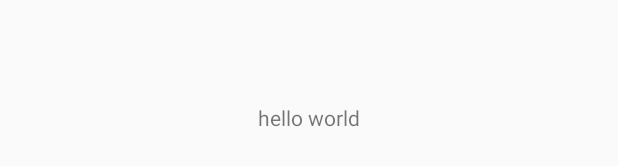
After one commit to linsir6/JD-shopping-mall, an Android app: the layout activity_login.xml on its own in the app's theme, with its tools: preview values and no code run, on a phone screen of 412 x 824 dp. The commit adds this screen. Shown: the part 500-666 px from the top of the screen. Run offline under Robolectric (Android 15) with nearby library versions, the phone set to English and light mode, and no system bars.

Commit message:
🚧 工作过程中: 增加BaseActivity

```diff
--- a/app/src/main/AndroidManifest.xml
+++ b/app/src/main/AndroidManifest.xml
@@ -9,13 +9,17 @@
         android:roundIcon="@mipmap/ic_launcher_round"
         android:supportsRtl="true"
         android:theme="@style/AppTheme">
-        <activity android:name=".MainActivity">
+
+        <activity android:name=".ui.activity.LoginActivity">
             <intent-filter>
                 <action android:name="android.intent.action.MAIN" />
 
                 <category android:name="android.intent.category.LAUNCHER" />
             </intent-filter>
         </activity>
+
+
+
     </application>
 
 </manifest>
--- /dev/null
+++ b/app/src/main/res/layout/activity_login.xml
@@ -0,0 +1,25 @@
+<?xml version="1.0" encoding="utf-8"?>
+<RelativeLayout xmlns:android="http://schemas.android.com/apk/res/android"
+    android:layout_width="match_parent"
+    android:layout_height="match_parent">
+
+
+
+
+
+
+    <TextView
+        android:layout_width="match_parent"
+        android:layout_height="match_parent"
+        android:gravity="center"
+        android:text="hello world" />
+
+
+
+
+
+
+
+
+
+</RelativeLayout>
```
Also changed, not shown: app/src/main/java/top/linsir/jd_shopping_mall/MainActivity.java (deleted, +0 -13 lines), app/src/main/java/top/linsir/jd_shopping_mall/interf/BaseViewInterface.kt (added, +22 -0 lines), app/src/main/java/top/linsir/jd_shopping_mall/ui/activity/LoginActivity.kt (added, +27 -0 lines), app/src/main/java/top/linsir/jd_shopping_mall/ui/base/BaseActivity.kt (added, +44 -0 lines), app/src/main/res/layout/activity_main.xml (+9 -5 lines).
